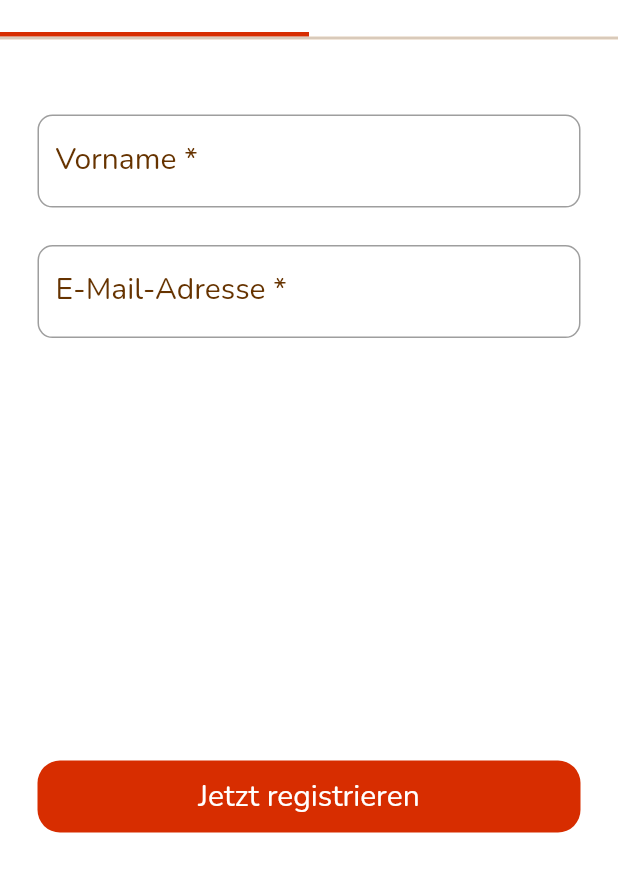
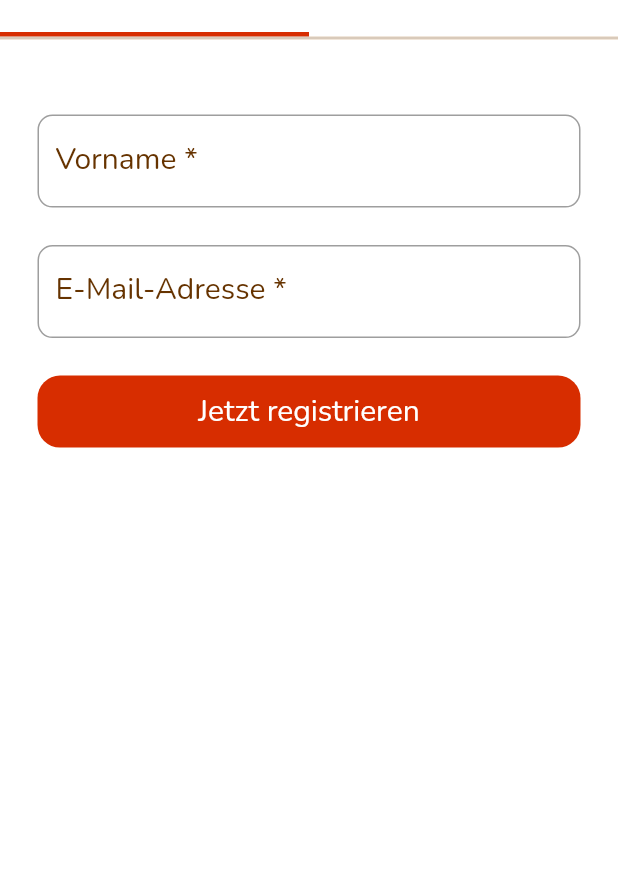
Before and after one commit to sang-ng/BurgerKingClone, a Flutter app: the LoginScreen screen opened directly, on a phone screen of 412 x 824 dp, the part 366-1236 px from its top. Run offline on Flutter 3.47's test engine with Material 2 defaults, Android fonts, the phone set to English and light mode, and no system bars; our stand-ins replace expandable, google_fonts.

Commit message:
no message

```diff
--- a/lib/main.dart
+++ b/lib/main.dart
@@ -26,7 +26,7 @@ class MyApp extends StatelessWidget {
         textTheme: screenWidth < 500 ? smallText : defaultText,
         scaffoldBackgroundColor: COLOR_BEIGE
       ),
-      home: const LoginScreen(),
+      home: const LandingScreen(),
     );
   }
 }
--- a/lib/screens/LoginScreen.dart
+++ b/lib/screens/LoginScreen.dart
@@ -21,18 +21,6 @@ class LoginScreen extends StatelessWidget {
       height: size.height * 0.10,
       child: Image.asset("assets/images/burger_logo.png"),
     );
-
-    Widget agbSection = Container(
-        child: Column(
-      children: [
-        Row(
-          children: [Checkbox()],
-        ),
-        Row(
-          children: [],
-        )
-      ],
-    ));
 
     Widget registrierung = SingleChildScrollView(
       padding: const EdgeInsets.only(top: padding * 2),
@@ -84,10 +72,36 @@ class LoginScreen extends StatelessWidget {
               },
             ),
             addVerticalSpace(padding),
+            Container(
+              width: size.width,
+              decoration: const BoxDecoration(
+                  color: COLOR_RED,
+                  borderRadius:
+                  BorderRadius.all(Radius.circular(15))),
+              child: TextButton(
+                onPressed: () {},
+                child: Text(
+                  "Jetzt registrieren",
+                  style: TextStyle(
+                      fontFamily:
+                      themeData.textTheme.headline6?.fontFamily,
+                      color: COLOR_WHITE,
+                      fontSize:
+                      themeData.textTheme.headline6?.fontSize),
+                ),
+              ),
+            )
           ],
         ),
       ),
     );
+
+    // Widget anmeldung = Container(
+    //   child: Row(children: [
+    //     TextFormField(),
+    //     TextButton(onPressed: onPressed, child: child)
+    //   ],),
+    // )
 
     Widget tabView = DefaultTabController(
         length: 2,
@@ -165,56 +179,8 @@ class LoginScreen extends StatelessWidget {
                     Expanded(child: tabView),
                   ],
                 ),
-                Positioned(
-                    bottom: padding,
-                    width: size.width,
-                    child: Padding(
-                      padding: sidePadding,
-                      child: Container(
-                        decoration: const BoxDecoration(
-                            color: COLOR_RED,
-                            borderRadius:
-                                BorderRadius.all(Radius.circular(15))),
-                        child: TextButton(
-                          onPressed: () {},
-                          child: Text(
-                            "Jetzt registrieren",
-                            style: TextStyle(
-                                fontFamily:
-                                    themeData.textTheme.headline6?.fontFamily,
-                                color: COLOR_WHITE,
-                                fontSize:
-                                    themeData.textTheme.headline6?.fontSize),
-                          ),
-                        ),
-                      ),
-                    ))
+
               ],
             )));
   }
 }
-
-class Checkbox extends StatefulWidget {
-  const Checkbox({Key? key}) : super(key: key);
-
-  @override
-  State<Checkbox> createState() => _CheckboxState();
-}
-
-class _CheckboxState extends State<Checkbox> {
-  bool isChecked = false;
-
-  @override
-  Widget build(BuildContext context) {
-    return CheckboxListTile(
-      title: const Text('Animate Slowly'),
-      value: timeDilation != 1.0,
-      onChanged: (bool? value) {
-        setState(() {
-          timeDilation = value! ? 10.0 : 1.0;
-        });
-      },
-      secondary: const Icon(Icons.hourglass_empty),
-    );
-  }
-}
```
Also changed, not shown: lib/screens/LandingScreen.dart (+6 -2 lines).
